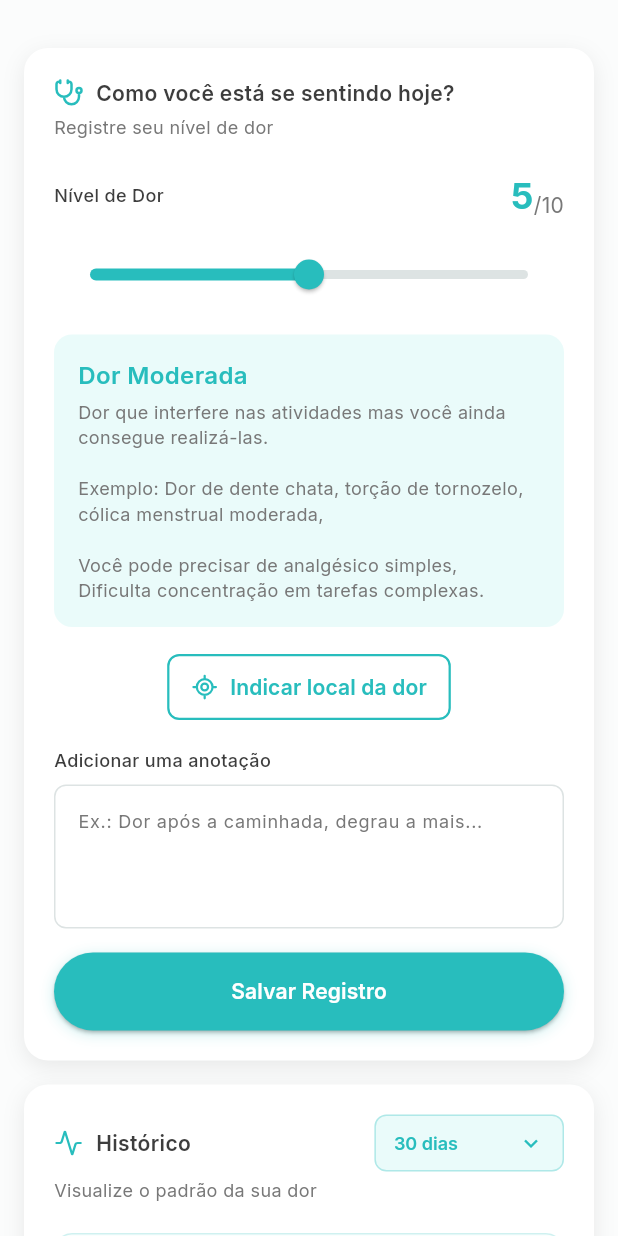
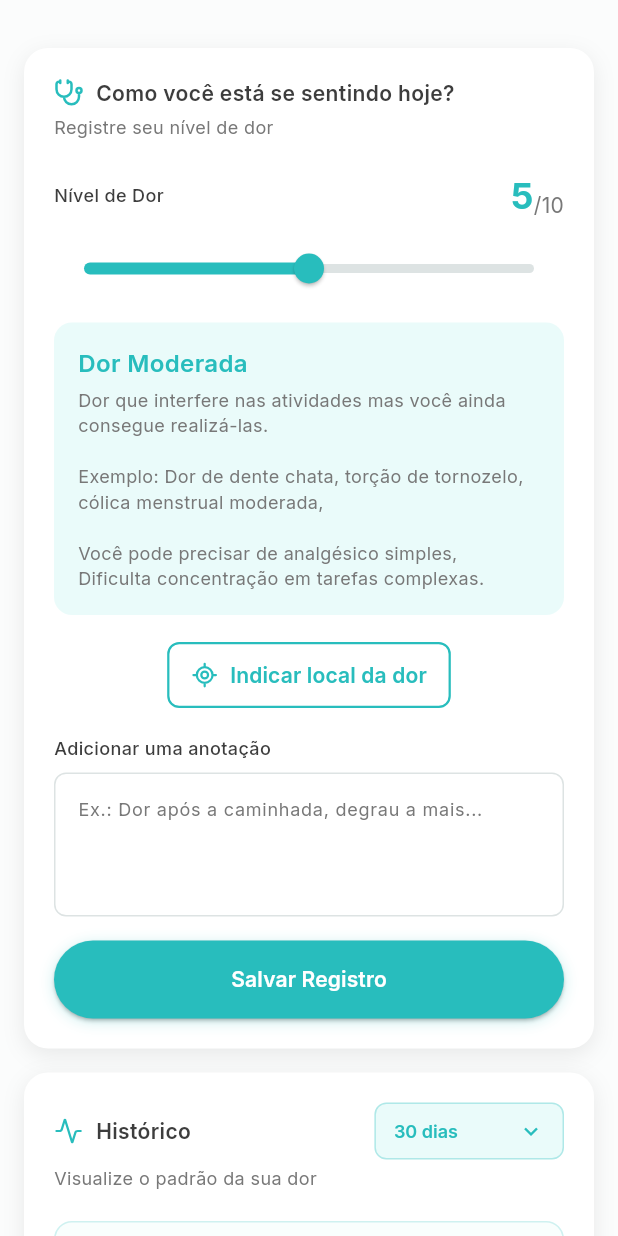
Before and after one commit to lufespi/cuidador-app, a Flutter app: the DorPage screen opened directly, on a phone screen of 412 x 824 dp. Run offline on Flutter 3.47's test engine with Material 3 defaults, Android fonts, the phone set to English and light mode, and no system bars; our stand-ins replace flutter_svg.

Commit message:
fix: pain slider bar

```diff
--- a/lib/screens/dor/dor_page.dart
+++ b/lib/screens/dor/dor_page.dart
@@ -25,22 +25,20 @@ class _DorPageState extends State<DorPage> {
 
   String _getDescricaoDor() {
     if (_nivelDor == 0) return 'Sem Dor';
-    if (_nivelDor <= 2) return 'Dor Mínima';
-    if (_nivelDor <= 4) return 'Dor Leve';
-    if (_nivelDor <= 6) return 'Dor Moderada';
-    if (_nivelDor <= 8) return 'Dor Intensa';
-    if (_nivelDor >= 9) return 'Dor Insuportável';
-    return 'Dor Insuportável';
+    if (_nivelDor >= 1 && _nivelDor <= 2) return 'Dor Mínima';
+    if (_nivelDor >= 3 && _nivelDor <= 4) return 'Dor Leve';
+    if (_nivelDor >= 5 && _nivelDor <= 6) return 'Dor Moderada';
+    if (_nivelDor >= 7 && _nivelDor <= 8) return 'Dor Intensa';
+    return 'Dor Insuportável'; // 9-10
   }
 
   String _getSubtituloDor() {
     if (_nivelDor == 0) return 'Você está completamente confortável, sem nenhum desconforto';
-    if (_nivelDor <= 2) return 'Dor muito leve que você consegue ignorar.\n\nExemplo: Pequena coceira, leve desconforto ao sentar em posição errada.';
-    if (_nivelDor <= 4) return 'Dor perceptível mas não impede suas atividades.\n\nExemplo: Dor de cabeça leve, pequena dor muscular após exercício.\n\nVocê consegue trabalhar e se concentrar normalmente';
-    if (_nivelDor <= 6) return 'Dor que interfere nas atividades mas você ainda consegue realizá-las.\n\nExemplo: Dor de dente chata, torção de tornozelo, cólica menstrual moderada,\n\nVocê pode precisar de analgésico simples,\nDificulta concentração em tarefas complexas.';
-    if (_nivelDor <= 8) return 'Dor que domina seus sentidos e limita significativamente suas atividades.\n\nExemplo: Enxaqueca forte, cólica renal, fratura óssea.\n\nVocê não consegue ignorar a dor,\nDificuldade para dormir ou realizar atividades básicas,\nPrecisa de medicação mais forte.';
-    if (_nivelDor >= 9) return 'A pior dor imaginável, você não consegue fazer nada além de lidar com ela.\n\nExemplo: Apendicite aguda, trabalho de parto em transição, queimaduras graves.\n\nPode causar choque, náuseas, vômitos.\nRequer atendimento médico imediato. \n\nMuitas pessoas nunca experimentaram esse nível de dor.';
-    return 'A pior dor imaginável, você não consegue fazer nada além de lidar com ela.\n\nExemplo: Apendicite aguda, trabalho de parto em transição, queimaduras graves.\n\nPode causar choque, náuseas, vômitos.\nRequer atendimento médico imediato. \n\nMuitas pessoas nunca experimentaram esse nível de dor.';
+    if (_nivelDor >= 1 && _nivelDor <= 2) return 'Dor muito leve que você consegue ignorar.\n\nExemplo: Pequena coceira, leve desconforto ao sentar em posição errada.';
+    if (_nivelDor >= 3 && _nivelDor <= 4) return 'Dor perceptível mas não impede suas atividades.\n\nExemplo: Dor de cabeça leve, pequena dor muscular após exercício.\n\nVocê consegue trabalhar e se concentrar normalmente';
+    if (_nivelDor >= 5 && _nivelDor <= 6) return 'Dor que interfere nas atividades mas você ainda consegue realizá-las.\n\nExemplo: Dor de dente chata, torção de tornozelo, cólica menstrual moderada,\n\nVocê pode precisar de analgésico simples,\nDificulta concentração em tarefas complexas.';
+    if (_nivelDor >= 7 && _nivelDor <= 8) return 'Dor que domina seus sentidos e limita significativamente suas atividades.\n\nExemplo: Enxaqueca forte, cólica renal, fratura óssea.\n\nVocê não consegue ignorar a dor,\nDificuldade para dormir ou realizar atividades básicas,\nPrecisa de medicação mais forte.';
+    return 'A pior dor imaginável, você não consegue fazer nada além de lidar com ela.\n\nExemplo: Apendicite aguda, trabalho de parto em transição, queimaduras graves.\n\nPode causar choque, náuseas, vômitos.\nRequer atendimento médico imediato. \n\nMuitas pessoas nunca experimentaram esse nível de dor.'; // 9-10
   }
 
   @override
@@ -131,11 +129,18 @@ class _DorPageState extends State<DorPage> {
                       thumbShape: const RoundSliderThumbShape(
                         enabledThumbRadius: 10,
                       ),
+                      overlayShape: const RoundSliderOverlayShape(
+                        overlayRadius: 20,
+                      ),
+                      tickMarkShape: const RoundSliderTickMarkShape(
+                        tickMarkRadius: 0,
+                      ),
                     ),
                     child: Slider(
                       value: _nivelDor,
                       min: 0,
                       max: 10,
+                      divisions: 10,
                       onChanged: (value) {
                         setState(() {
                           _nivelDor = value;
```
